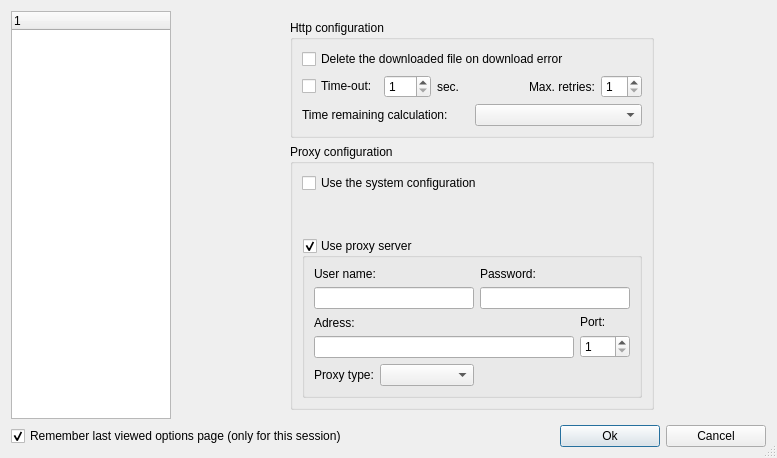
Old version of the form ui/options.ui in the repository ckorn/xvst.
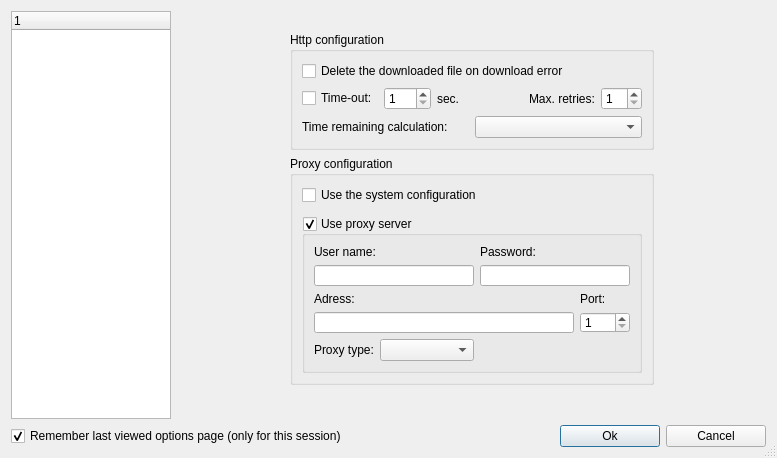
New version of the form. Icons and pictures are not drawn.

Commit message: - Fixed bug with internet options

What changed in the file:
```diff
--- a/ui/options.ui
+++ b/ui/options.ui
@@ -1588,6 +1588,19 @@
       <layout class="QGridLayout" name="gridLayout_7">
        <item row="0" column="1" rowspan="2">
         <layout class="QVBoxLayout" name="verticalLayout_2">
+         <item>
+          <spacer name="verticalSpacer_2">
+           <property name="orientation">
+            <enum>Qt::Vertical</enum>
+           </property>
+           <property name="sizeHint" stdset="0">
+            <size>
+             <width>20</width>
+             <height>40</height>
+            </size>
+           </property>
+          </spacer>
+         </item>
          <item>
           <widget class="QGroupBox" name="groupBox_3">
            <property name="title">
@@ -1890,10 +1903,13 @@
               <property name="orientation">
                <enum>Qt::Vertical</enum>
               </property>
+              <property name="sizeType">
+               <enum>QSizePolicy::Fixed</enum>
+              </property>
               <property name="sizeHint" stdset="0">
                <size>
                 <width>20</width>
-                <height>40</height>
+                <height>5</height>
                </size>
               </property>
              </spacer>
@@ -1929,6 +1945,19 @@
          </property>
         </spacer>
        </item>
+       <item row="2" column="1">
+        <spacer name="verticalSpacer_3">
+         <property name="orientation">
+          <enum>Qt::Vertical</enum>
+         </property>
+         <property name="sizeHint" stdset="0">
+          <size>
+           <width>20</width>
+           <height>40</height>
+          </size>
+         </property>
+        </spacer>
+       </item>
       </layout>
      </widget>
      <widget class="QWidget" name="page">
```
Left out of the diff: 22 changed lines with no effect on the pictures.
